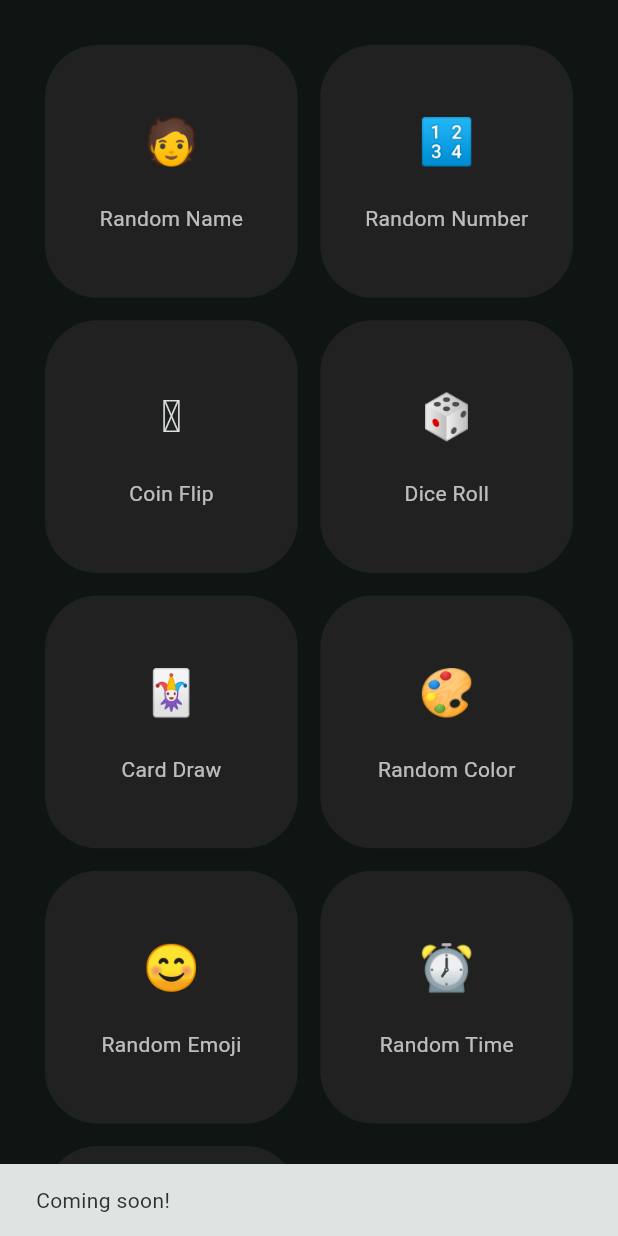
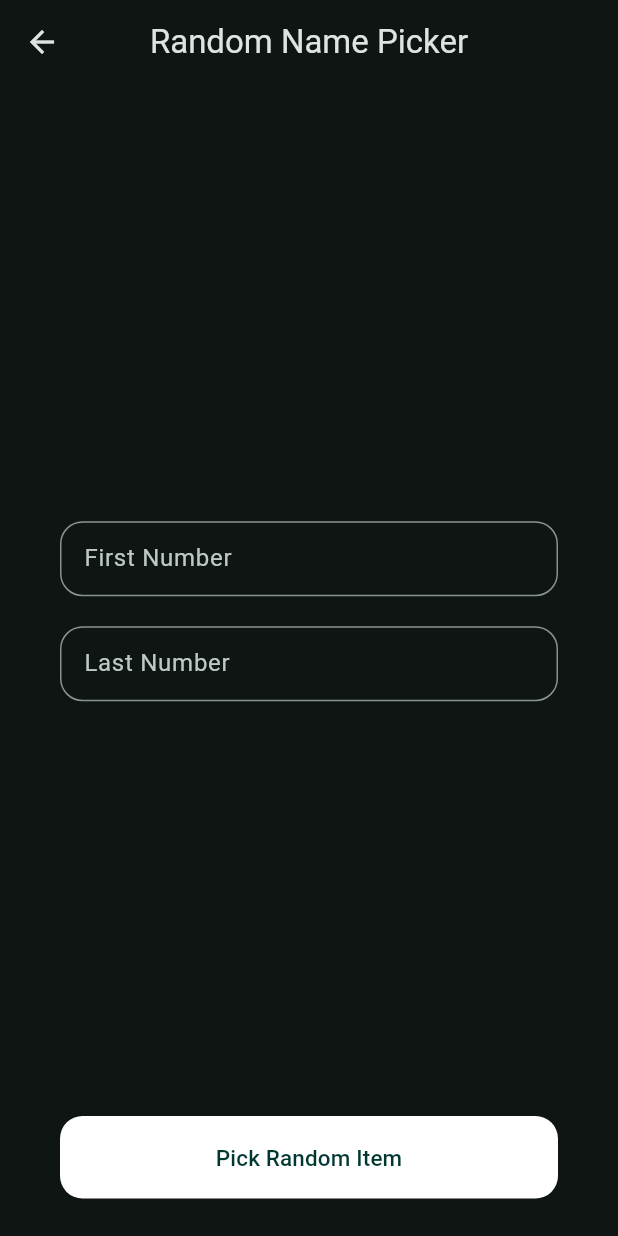
Before and after one commit to arya-sianati/Random-Picker, a Flutter app: the ItemsPage screen opened directly, after a tap on "Random Number", on a phone screen of 412 x 824 dp. Run offline on Flutter 3.47's test engine with Material 3 defaults, Android fonts, the phone set to English and light mode, and no system bars.

Commit message:
add random number adn some bug fixes

```diff
--- a/lib/views/pages/items_page.dart
+++ b/lib/views/pages/items_page.dart
@@ -1,12 +1,13 @@
 import 'package:flutter/material.dart';
 import 'package:random_picker/views/pages/random_name.dart';
+import 'package:random_picker/views/pages/random_number.dart';
 
 class ItemsPage extends StatelessWidget {
   const ItemsPage({super.key});
 
   final List<Map<String, dynamic>> items = const [
     {'name': 'Random Name', 'desc': '🧑', 'destination': RandomName()},
-    {'name': 'Random Number', 'desc': '🔢', 'destination': ''},
+    {'name': 'Random Number', 'desc': '🔢', 'destination': RandomNumber()},
     {'name': 'Coin Flip', 'desc': '🪙', 'destination': ''},
     {'name': 'Dice Roll', 'desc': '🎲', 'destination': ''},
     {'name': 'Card Draw', 'desc': '🃏', 'destination': ''},
--- /dev/null
+++ b/lib/views/pages/random_number.dart
@@ -0,0 +1,121 @@
+import 'package:flutter/material.dart';
+import 'dart:math';
+
+import 'package:random_picker/views/pages/random_picker_page.dart';
+
+class RandomNumber extends StatefulWidget {
+  const RandomNumber({super.key});
+
+  @override
+  State<RandomNumber> createState() => _RandomNumberState();
+}
+
+class _RandomNumberState extends State<RandomNumber> {
+  TextEditingController controllerfirst = TextEditingController();
+  TextEditingController controllerlast = TextEditingController();
+
+  @override
+  void dispose() {
+    controllerfirst.dispose();
+    controllerlast.dispose();
+    super.dispose();
+  }
+
+  String getRandomInRange(int min, int max) {
+    final random = Random();
+    return (min + random.nextInt(max - min + 1)).toString();
+  }
+
+  @override
+  Widget build(BuildContext context) {
+    return Scaffold(
+      appBar: AppBar(
+        title: const Text('Random Name Picker'),
+        centerTitle: true,
+      ),
+      body: SafeArea(
+        child: Padding(
+          padding: EdgeInsets.fromLTRB(40.0, 50.0, 40.0, 25.0),
+          child: Center(
+            child: Column(
+              mainAxisSize: MainAxisSize.min,
+              mainAxisAlignment: MainAxisAlignment.center,
+              children: [
+                Padding(
+                  padding: const EdgeInsets.only(bottom: 20.0),
+                  child: SizedBox(
+                    height: 50,
+                    child: TextField(
+                      controller: controllerfirst,
+                      decoration: InputDecoration(
+                        labelText: 'First Number',
+                        border: OutlineInputBorder(
+                          borderRadius: BorderRadius.circular(15),
+                        ),
+                      ),
+                      onEditingComplete: () {
+                        setState(() {});
+                      },
+                    ),
+                  ),
+                ),
+                SizedBox(
+                  height: 50,
+                  child: TextField(
+                    controller: controllerlast,
+                    decoration: InputDecoration(
+                      labelText: 'Last Number',
+                      border: OutlineInputBorder(
+                        borderRadius: BorderRadius.circular(15),
+                      ),
+                    ),
+                    onEditingComplete: () {
+                      setState(() {});
+                    },
+                  ),
+                ),
+              ],
+            ),
+          ),
+        ),
+      ),
+      bottomNavigationBar: Padding(
+        padding: const EdgeInsets.fromLTRB(40.0, 10.0, 40.0, 25.0),
+        child: FilledButton(
+          onPressed: () {
+            if (controllerfirst.text.isEmpty || controllerlast.text.isEmpty) {
+              ScaffoldMessenger.of(context).showSnackBar(
+                const SnackBar(
+                  content: Text('Please fill in all fields'),
+                  duration: Duration(seconds: 2),
+                ),
+              );
+              return;
+            }
+
+            Navigator.push(
+              context,
+              MaterialPageRoute(
+                builder:
+                    (context) => RandomPickerPage(
+                      item: getRandomInRange(
+                        int.parse(controllerfirst.text),
+                        int.parse(controllerlast.text),
+                      ),
+                    ),
+              ),
+            );
+          },
+          style: FilledButton.styleFrom(
+            backgroundColor: Colors.white,
+            shape: RoundedRectangleBorder(
+              borderRadius: BorderRadius.circular(15),
+            ),
+            minimumSize: const Size(200, 55),
+          ),
+          child: const Text('Pick Random Item', style: TextStyle(fontSize: 15)),
+        ),
+      ),
+    );
+  }
+}
--- a/lib/views/pages/random_picker_page.dart
+++ b/lib/views/pages/random_picker_page.dart
@@ -1,15 +1,8 @@
 import 'package:flutter/material.dart';
-import 'dart:math';
 
 class RandomPickerPage extends StatelessWidget {
-  const RandomPickerPage({super.key, required this.savedItems});
-  final List<String> savedItems;
-
-  String getRandomItem(List<String> items) {
-    if (items.isEmpty) return 'No items';
-    final random = Random();
-    return items[random.nextInt(items.length)];
-  }
+  const RandomPickerPage({super.key, required this.item});
+  final String item;
 
   @override
   Widget build(BuildContext context) {
@@ -23,7 +16,7 @@ class RandomPickerPage extends StatelessWidget {
         ),
       ),
       body: Center(
-        child: Text(getRandomItem(savedItems), style: TextStyle(fontSize: 24)),
+        child: Text(item, style: TextStyle(fontSize: 24)),
       ),
       bottomNavigationBar: Padding(
         padding: const EdgeInsets.fromLTRB(40.0, 10.0, 40.0, 25.0),
```
Also changed, not shown: lib/views/pages/random_name.dart (+13 -4 lines).
